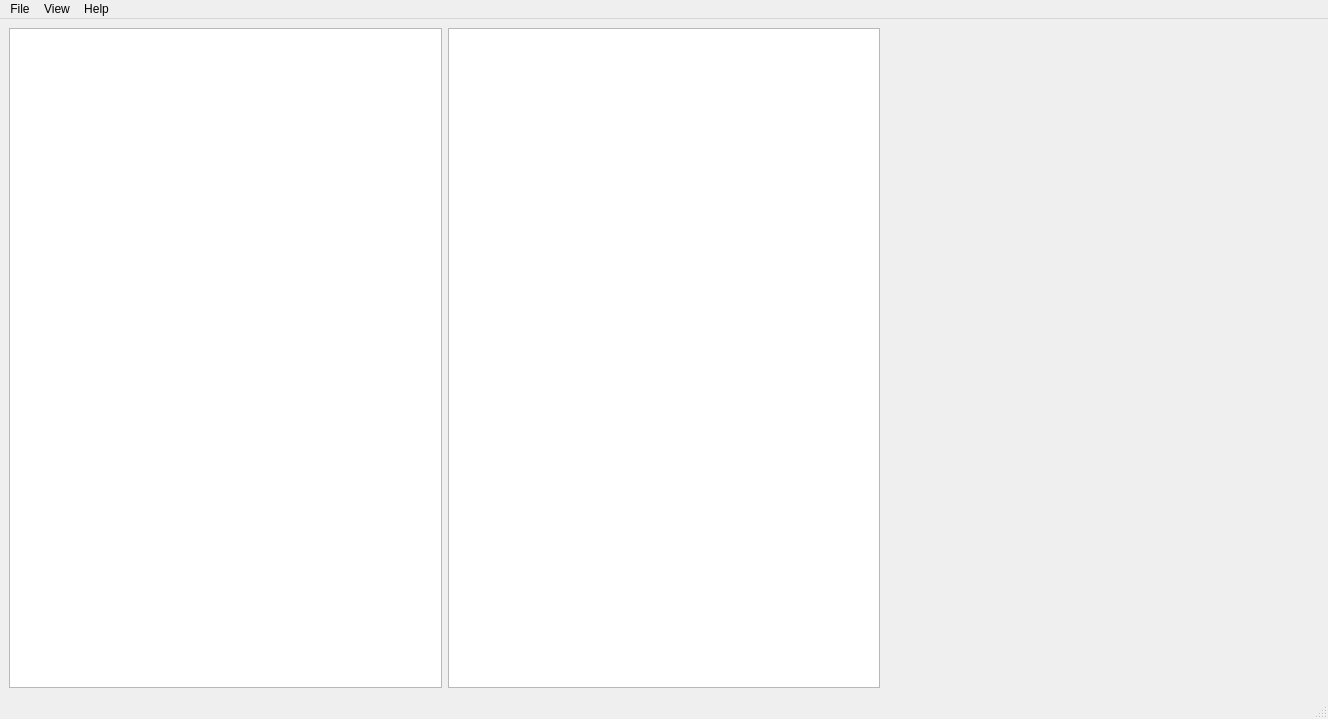
mgao6767/brms, file src/mainwindow.ui: the form before one commit.
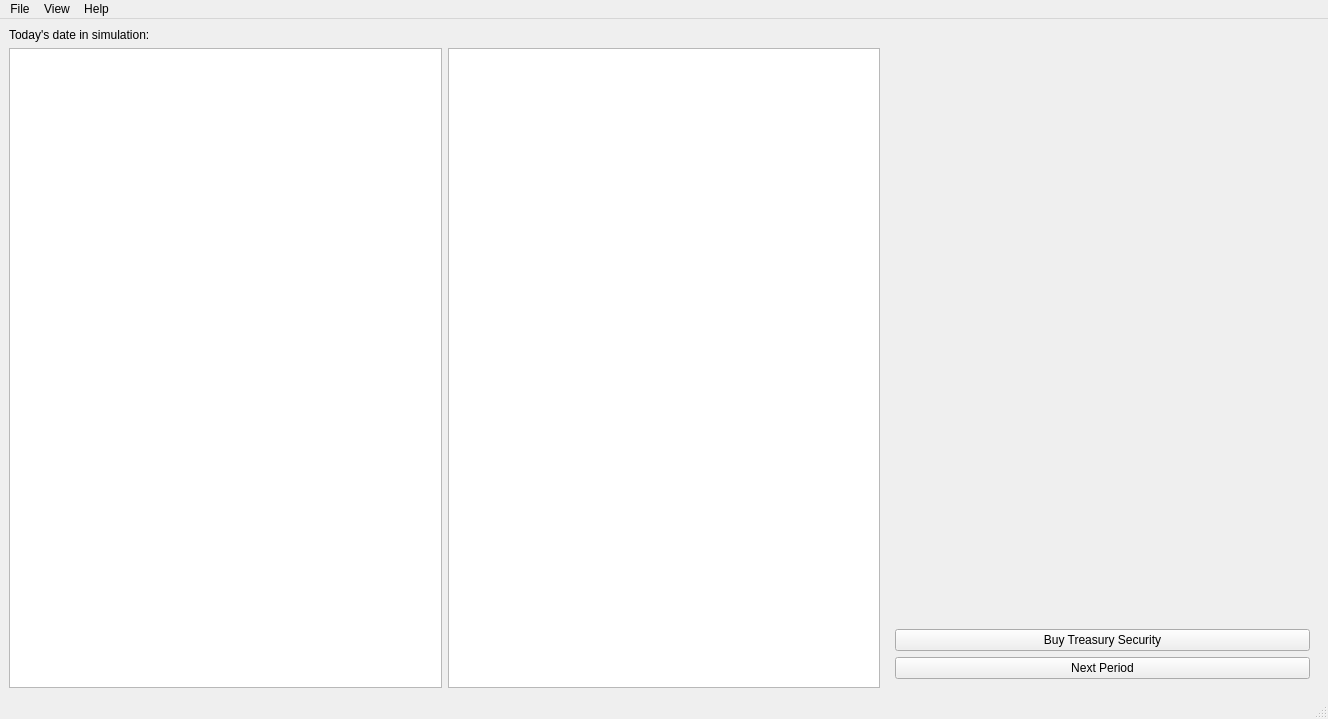
The form after the commit. Icons and pictures are not drawn.

Patch:
```diff
--- a/src/mainwindow.ui
+++ b/src/mainwindow.ui
@@ -14,14 +14,21 @@
    <string>MainWindow</string>
   </property>
   <widget class="QWidget" name="centralwidget">
-   <layout class="QHBoxLayout" name="horizontalLayout">
-    <item>
+   <layout class="QGridLayout" name="gridLayout">
+    <item row="1" column="0">
      <widget class="QTreeView" name="treeView"/>
     </item>
-    <item>
+    <item row="1" column="2">
      <widget class="QTreeView" name="treeView_2"/>
     </item>
-    <item>
+    <item row="0" column="0">
+     <widget class="QLabel" name="dateInSimulationLabel">
+      <property name="text">
+       <string>Today's date in simulation:</string>
+      </property>
+     </widget>
+    </item>
+    <item row="1" column="3">
      <widget class="QWidget" name="widget" native="true">
       <property name="sizePolicy">
        <sizepolicy hsizetype="Expanding" vsizetype="Preferred">
@@ -29,6 +36,47 @@
         <verstretch>0</verstretch>
        </sizepolicy>
       </property>
+      <layout class="QVBoxLayout" name="verticalLayout">
+       <item>
+        <spacer name="verticalSpacer">
+         <property name="orientation">
+          <enum>Qt::Vertical</enum>
+         </property>
+         <property name="sizeHint" stdset="0">
+          <size>
+           <width>20</width>
+           <height>40</height>
+          </size>
+         </property>
+        </spacer>
+       </item>
+       <item>
+        <widget class="QPushButton" name="buyTreasuryPushButton">
+         <property name="text">
+          <string>Buy Treasury Security</string>
+         </property>
+        </widget>
+       </item>
+       <item>
+        <widget class="QPushButton" name="nextPeriodPushButton">
+         <property name="sizePolicy">
+          <sizepolicy hsizetype="Minimum" vsizetype="Fixed">
+           <horstretch>0</horstretch>
+           <verstretch>0</verstretch>
+          </sizepolicy>
+         </property>
+         <property name="text">
+          <string>Next Period</string>
+         </property>
+         <property name="icon">
+          <iconset theme="go-next"/>
+         </property>
+         <property name="flat">
+          <bool>false</bool>
+         </property>
+        </widget>
+       </item>
+      </layout>
      </widget>
     </item>
    </layout>
```
